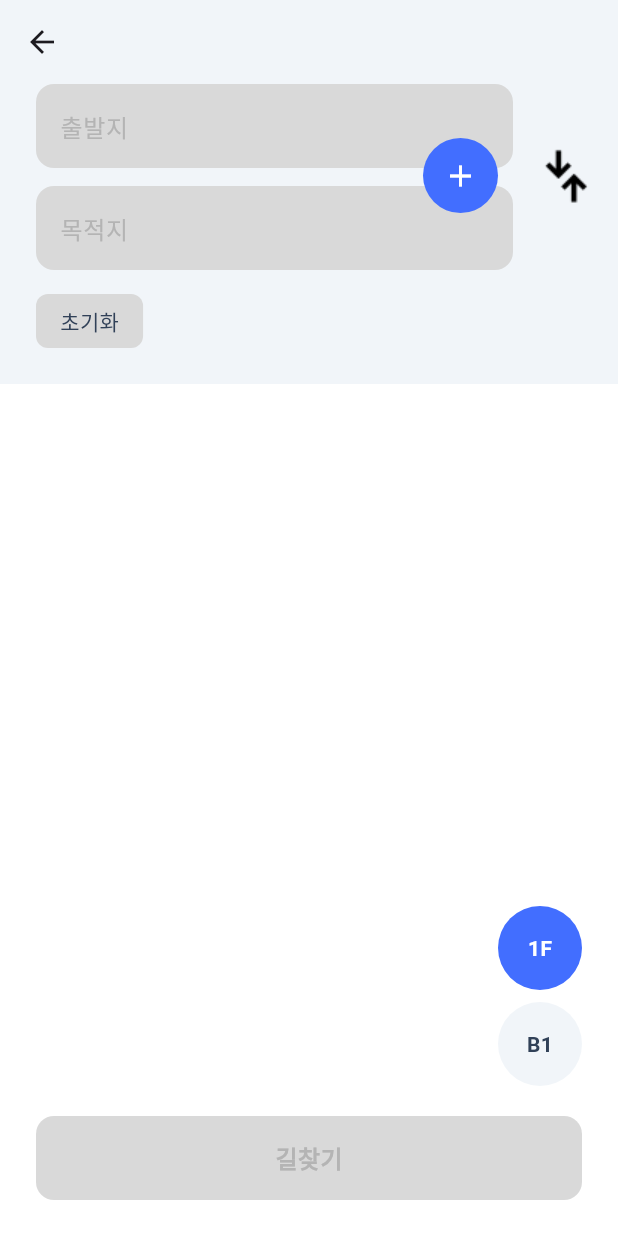
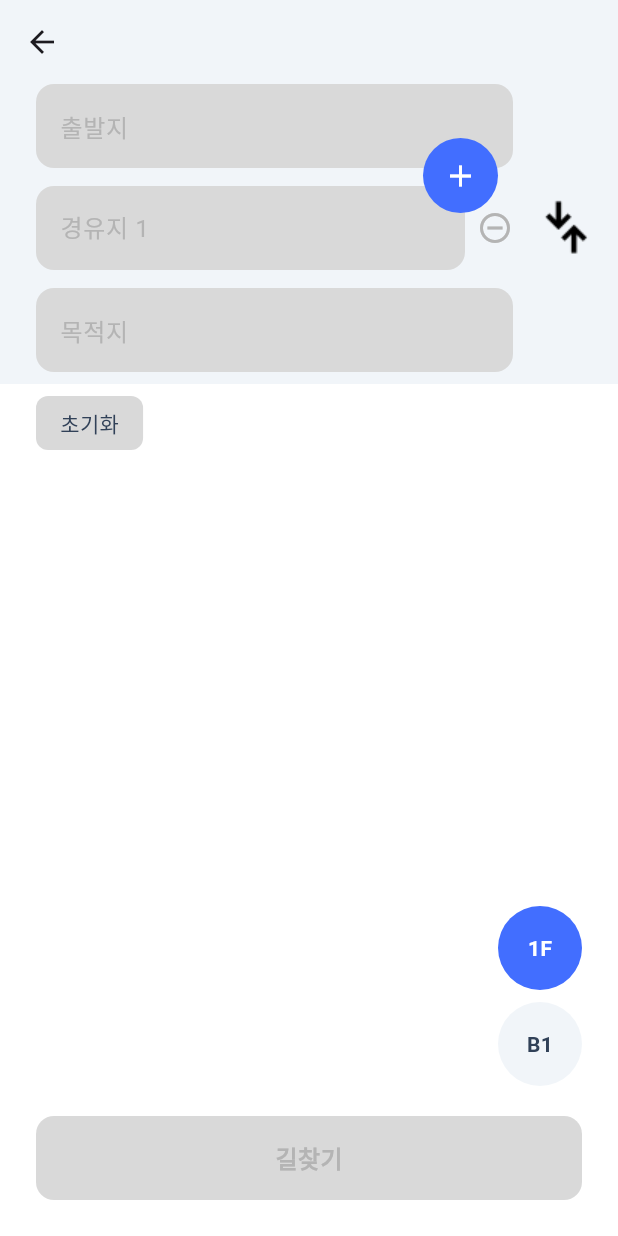
Before and after one commit to Ogwart/annyong_app, a Flutter app: the PathSelectionPage screen opened by its route, after a tap on the "add" icon, on a phone screen of 412 x 824 dp. Run offline on Flutter 3.47's test engine with Material 3 defaults, Android fonts, the light colour scheme and no system bars; our stand-ins replace flutter_map, flutter_riverpod, go_router, latlong2; missing offline and left inert: dart:ffi; Roboto replaces fonts that are missing (Pretendard); project files that could hold a hidden picture were left out.

Commit message:
Features: 경유지 필드 동적생성
1. 출발지, 경유지, 목적지 필드가 비슷한 UI 요소라 _buildLocationField으로 분리
2. 경유지를 출발지/목적지와 구분하여 값을 넣어주기 위해 SearchMode에 waypoint1, waypoint2 추가

```diff
--- a/lib/presentation/ui/path/path_selection_page.dart
+++ b/lib/presentation/ui/path/path_selection_page.dart
@@ -17,6 +17,7 @@ class PathSelectionPage extends ConsumerStatefulWidget {
 class _PathSelectionPageState extends ConsumerState<PathSelectionPage> {
   final TextEditingController _departureController = TextEditingController();
   final TextEditingController _destinationController = TextEditingController();
+  final List<TextEditingController> _waypointControllers = [];
   String? _selectedFloor = '1F';
 
   @override
@@ -31,13 +32,35 @@ class _PathSelectionPageState extends ConsumerState<PathSelectionPage> {
     final pathState = ref.read(pathSelectionProvider);
     _departureController.text = pathState.departure?.name ?? '';
     _destinationController.text = pathState.destination?.name ?? '';
+    _waypointControllers[0].text = pathState.waypoint1?.name ?? '';
+    _waypointControllers[1].text = pathState.waypoint2?.name ?? '';
   }
 
   @override
   void dispose() {
     _departureController.dispose();
     _destinationController.dispose();
+    for (var controller in _waypointControllers) {
+      controller.dispose();
+    }
     super.dispose();
+  }
+
+  // 경유지 추가 로직
+  void _addWaypoint() {
+    if (_waypointControllers.length >= 2) return; // 최대 2개 제한
+
+    setState(() {
+      _waypointControllers.add(TextEditingController());
+    });
+  }
+
+  // 경유지 삭제 로직
+  void _removeWaypoint(int index) {
+    setState(() {
+      _waypointControllers[index].dispose(); // 메모리 해제
+      _waypointControllers.removeAt(index);
+    });
   }
 
   void _swapDepartureDestination() {
@@ -92,86 +115,49 @@ class _PathSelectionPageState extends ConsumerState<PathSelectionPage> {
                           crossAxisAlignment: CrossAxisAlignment.start,
                           children: [
                             // 출발지 필드
-                            Container(
-                              height: 56,
-                              decoration: BoxDecoration(
-                                color: AppColors.grey300,
-                                borderRadius: BorderRadius.circular(12),
+                            _buildLocationField(
+                              controller: _departureController,
+                              hintText: '출발지',
+                              searchMode: SearchMode.departure,
                             ),
-                              child: TextField(
-                                controller: _departureController,
-                                readOnly: true,
-                                onTap: () {
-                                  context.push(
-                                    '/home/search',
-                                    extra: SearchMode.departure,
-                                  );
-                                },
-                                onChanged: (_) => setState(() {}),
-                                decoration: InputDecoration(
-                                  hintText: '출발지',
-                                  hintStyle: TextStyle(
-                                    fontFamily: 'Pretendard',
-                                    fontSize: 16,
-                                    color: AppColors.grey400,
-                                  ),
-                                  border: InputBorder.none,
-                                  contentPadding: const EdgeInsets.symmetric(
-                                    horizontal: 16,
-                                    vertical: 16,
-                                  ),
-                                ),
-                                style: TextStyle(
-                                  fontFamily: 'Pretendard',
-                                  fontSize: 16,
-                                  color: AppColors.text,
-                                ),
-                              ),
-                            ),
+
+                            // 경유지 필드 (동적 생성)
+                            for (
+                              int i = 0;
+                              i < _waypointControllers.length;
+                              i++
+                            ) ...[
                               const SizedBox(height: 12),
-                            // 목적지 필드
                               Row(
                                 children: [
                                   Expanded(
-                                  child: Container(
-                                    height: 56,
-                                    decoration: BoxDecoration(
-                                      color: AppColors.grey300,
-                                      borderRadius: BorderRadius.circular(12),
-                                    ),
-                                    child: TextField(
-                                      controller: _destinationController,
-                                      readOnly: true,
-                                      onTap: () {
-                                        context.push(
-                                          '/home/search',
-                                          extra: SearchMode.destination,
-                                        );
-                                      },
-                                      onChanged: (_) => setState(() {}),
-                                      decoration: InputDecoration(
-                                        hintText: '목적지',
-                                        hintStyle: TextStyle(
-                                          fontFamily: 'Pretendard',
-                                          fontSize: 16,
-                                          color: AppColors.grey400,
-                                        ),
-                                        border: InputBorder.none,
-                                        contentPadding:
-                                            const EdgeInsets.symmetric(
-                                              horizontal: 16,
-                                              vertical: 16,
+                                    child: _buildLocationField(
+                                      controller: _waypointControllers[i],
+                                      hintText: '경유지 ${i + 1}',
+                                      searchMode: i == 0
+                                          ? SearchMode.waypoint1
+                                          : SearchMode.waypoint2,
                                     ),
                                   ),
-                                      style: TextStyle(
-                                        fontFamily: 'Pretendard',
-                                        fontSize: 16,
-                                        color: AppColors.text,
-                                      ),
-                                    ),
+                                  const SizedBox(width: 8),
+                                  // 경유지 삭제 버튼
+                                  GestureDetector(
+                                    onTap: () => _removeWaypoint(i),
+                                    child: Icon(
+                                      Icons.remove_circle_outline,
+                                      color: AppColors.grey400,
+                                      size: 24,
                                     ),
                                   ),
                                 ],
+                              ),
+                            ],
+                            const SizedBox(height: 12),
+                            // 목적지 필드
+                            _buildLocationField(
+                              controller: _destinationController,
+                              hintText: '목적지',
+                              searchMode: SearchMode.destination,
                             ),
                           ],
                         ),
@@ -216,13 +202,12 @@ class _PathSelectionPageState extends ConsumerState<PathSelectionPage> {
               ),
             ),
             // --------------------경유지 추가 버튼-------------------------
+            if (_waypointControllers.length < 2) // 최대 2개 제한 도달 시 사라지게끔 렌더링
               Positioned(
                 top: 36,
                 right: 80,
                 child: GestureDetector(
-                onTap: () {
-                  // 추가 목적지 기능 구현
-                },
+                  onTap: _addWaypoint,
                   child: Container(
                     width: 50,
                     height: 50,
@@ -333,4 +318,44 @@ class _PathSelectionPageState extends ConsumerState<PathSelectionPage> {
       ),
     );
   }
+
+  Widget _buildLocationField({
+    required TextEditingController controller,
+    required String hintText,
+    required SearchMode searchMode,
+  }) {
+    return Container(
+      height: 56,
+      decoration: BoxDecoration(
+        color: AppColors.grey300,
+        borderRadius: BorderRadius.circular(12),
+      ),
+      child: TextField(
+        controller: controller,
+        readOnly: true,
+        onTap: () {
+          context.push('/home/search', extra: searchMode);
+        },
+        onChanged: (_) => setState(() {}),
+        decoration: InputDecoration(
+          hintText: hintText,
+          hintStyle: TextStyle(
+            fontFamily: 'Pretendard',
+            fontSize: 16,
+            color: AppColors.grey400,
+          ),
+          border: InputBorder.none,
+          contentPadding: const EdgeInsets.symmetric(
+            horizontal: 16,
+            vertical: 16,
+          ),
+        ),
+        style: TextStyle(
+          fontFamily: 'Pretendard',
+          fontSize: 16,
+          color: AppColors.text,
+        ),
+      ),
+    );
   }
+}
--- a/lib/presentation/ui/search/search_page.dart
+++ b/lib/presentation/ui/search/search_page.dart
@@ -6,7 +6,7 @@ import 'package:annyong/presentation/widgets/search_page/search_rooms_tile.dart'
 import 'package:flutter/material.dart';
 import 'package:go_router/go_router.dart';
 
-enum SearchMode { normal, departure, destination }
+enum SearchMode { normal, departure, destination, waypoint1, waypoint2 }
 
 class SearchPage extends StatefulWidget {
   final SearchMode? searchMode;
--- a/lib/presentation/ui/search/search_result_page.dart
+++ b/lib/presentation/ui/search/search_result_page.dart
@@ -73,6 +73,10 @@ class _SearchResultPageState extends ConsumerState<SearchResultPage> {
       pathProvider.setDeparture(poi);
     } else if (widget.searchMode == SearchMode.destination) {
       pathProvider.setDestination(poi);
+    } else if (widget.searchMode == SearchMode.waypoint1) {
+      pathProvider.setWaypoint1(poi);
+    } else if (widget.searchMode == SearchMode.waypoint2) {
+      pathProvider.setWaypoint2(poi);
     } else {
       // 기본 모드: 목적지로 설정하고 pathSelection으로 이동
       pathProvider.setDestination(poi);
--- a/lib/presentation/ui/search/search_rooms_page.dart
+++ b/lib/presentation/ui/search/search_rooms_page.dart
@@ -136,6 +136,10 @@ class _SearchRoomsPageState extends ConsumerState<SearchRoomsPage> {
       pathProvider.setDeparture(classroom);
     } else if (widget.searchMode == SearchMode.destination) {
       pathProvider.setDestination(classroom);
+    } else if (widget.searchMode == SearchMode.waypoint1) {
+      pathProvider.setWaypoint1(classroom);
+    } else if (widget.searchMode == SearchMode.waypoint2) {
+      pathProvider.setWaypoint2(classroom);
     } else {
       // 기본 모드: 목적지로 설정하고 pathSelection으로 이동
       pathProvider.setDestination(classroom);
```
Also changed, not shown: lib/presentation/viewmodels/path_selection_viewmodel.dart (+24 -2 lines). Lines whose indentation alone changed are shown as unchanged.
